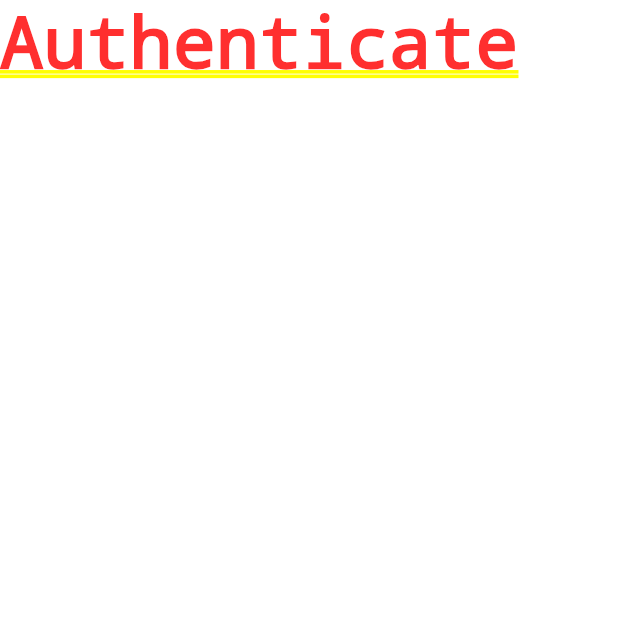
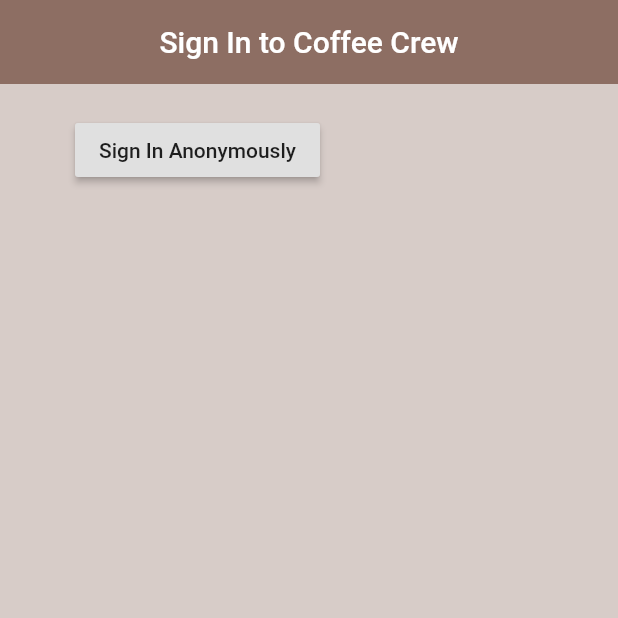
Before and after one commit to LeonardoMantovani/coffee_crew, a Flutter app: the screen it shows after launch, on a phone screen of 412 x 824 dp, the top half of it. Run offline on Flutter 3.47's test engine with Material 2 defaults, Android fonts, the phone set to English and light mode, and no system bars; our stand-ins replace firebase_auth; accounts and stored records are empty.

Commit message:
Setted up Anonymous Sign In

```diff
--- a/lib/main.dart
+++ b/lib/main.dart
@@ -1,5 +1,8 @@
+import 'package:coffee_crew/models/user.dart';
 import 'package:coffee_crew/screens/wrapper.dart';
+import 'package:coffee_crew/services/auth.dart';
 import 'package:flutter/material.dart';
+import 'package:provider/provider.dart';
 
 void main() => runApp(MyApp());
 
@@ -7,8 +10,11 @@ class MyApp extends StatelessWidget {
   // This widget is the root of your application.
   @override
   Widget build(BuildContext context) {
-    return MaterialApp(
-      home: Wrapper(),
+    return StreamProvider<User>.value(
+      value: AuthService().userStream,
+      child: MaterialApp(
+        home: Wrapper(),
+      ),
     );
   }
 }
--- /dev/null
+++ b/lib/models/user.dart
@@ -0,0 +1,7 @@
+class User {
+
+  final String uid;
+
+  User( this.uid );
+
+}
--- a/lib/screens/authenticate/authenticate.dart
+++ b/lib/screens/authenticate/authenticate.dart
@@ -1,3 +1,4 @@
+import 'package:coffee_crew/screens/authenticate/sign_in.dart';
 import 'package:flutter/material.dart';
 
 class Authenticate extends StatefulWidget {
@@ -9,7 +10,7 @@ class _AuthenticateState extends State<Authenticate> {
   @override
   Widget build(BuildContext context) {
     return Container(
-      child: Text('Authenticate'),
+      child: SignIn(),
     );
   }
 }
--- /dev/null
+++ b/lib/screens/authenticate/sign_in.dart
@@ -0,0 +1,42 @@
+import 'package:coffee_crew/services/auth.dart';
+import 'package:firebase_auth/firebase_auth.dart';
+import 'package:flutter/material.dart';
+
+class SignIn extends StatefulWidget {
+  @override
+  _SignInState createState() => _SignInState();
+}
+
+class _SignInState extends State<SignIn> {
+
+  final AuthService _authService = AuthService();
+
+  @override
+  Widget build(BuildContext context) {
+    return Scaffold(
+      backgroundColor: Colors.brown[100],
+      appBar: AppBar(
+        backgroundColor: Colors.brown[400],
+        elevation: 0,
+        title: Text('Sign In to Coffee Crew'),
+        centerTitle: true,
+      ),
+      body: Container(
+        padding: EdgeInsets.symmetric(vertical: 20, horizontal: 50),
+        child: RaisedButton(
+          child: Text('Sign In Anonymously'),
+          onPressed: () async {
+            dynamic result = await _authService.signInAnon();
+            if (result == null) {
+              print('Error in signing in');
+            }
+            else {
+              print('Signed in');
+              print(result.uid);
+            }
+          },
+        ),
+      ),
+    );
+  }
+}
--- a/lib/screens/wrapper.dart
+++ b/lib/screens/wrapper.dart
@@ -1,11 +1,17 @@
+import 'package:coffee_crew/models/user.dart';
 import 'package:coffee_crew/screens/authenticate/authenticate.dart';
 import 'package:coffee_crew/screens/home/home.dart';
 import 'package:flutter/material.dart';
+import 'package:provider/provider.dart';
 
 class Wrapper extends StatelessWidget {
   @override
   Widget build(BuildContext context) {
+
+    // get the User data from the userStream using the Provider widget
+    final user = Provider.of<User>(context);
+
     // return home or authenticate widget
-    return Authenticate();
+    return (user == null) ? Authenticate() : Home();
   }
 }
--- a/pubspec.yaml
+++ b/pubspec.yaml
@@ -25,6 +25,7 @@ dependencies:
     sdk: flutter
   firebase_auth: ^0.14.0+5
   cloud_firestore: ^0.12.9+4
+  provider: ^3.1.0
 
 
   # The following adds the Cupertino Icons font to your application.
```
Also changed, not shown: lib/screens/home/home.dart (+20 -2 lines), lib/services/auth.dart (added, +57 -0 lines), pubspec.lock.
